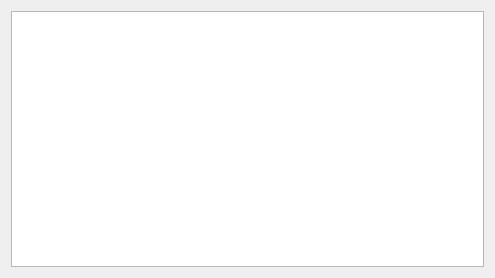
The window that qmphelpwindow.ui (chirs241097/QMidiPlayer) describes before a commit, drawn with Qt 5.
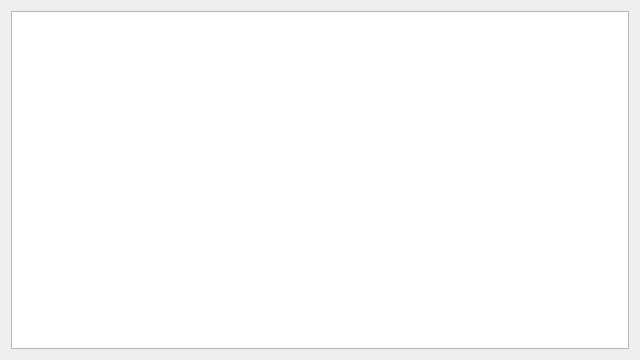
The same window after the commit.

What changed in the file:
```diff
--- a/qmphelpwindow.ui
+++ b/qmphelpwindow.ui
@@ -6,14 +6,14 @@
    <rect>
     <x>0</x>
     <y>0</y>
-    <width>495</width>
-    <height>278</height>
+    <width>640</width>
+    <height>360</height>
    </rect>
   </property>
   <property name="minimumSize">
    <size>
-    <width>495</width>
-    <height>278</height>
+    <width>640</width>
+    <height>360</height>
    </size>
   </property>
   <property name="windowTitle">
```
